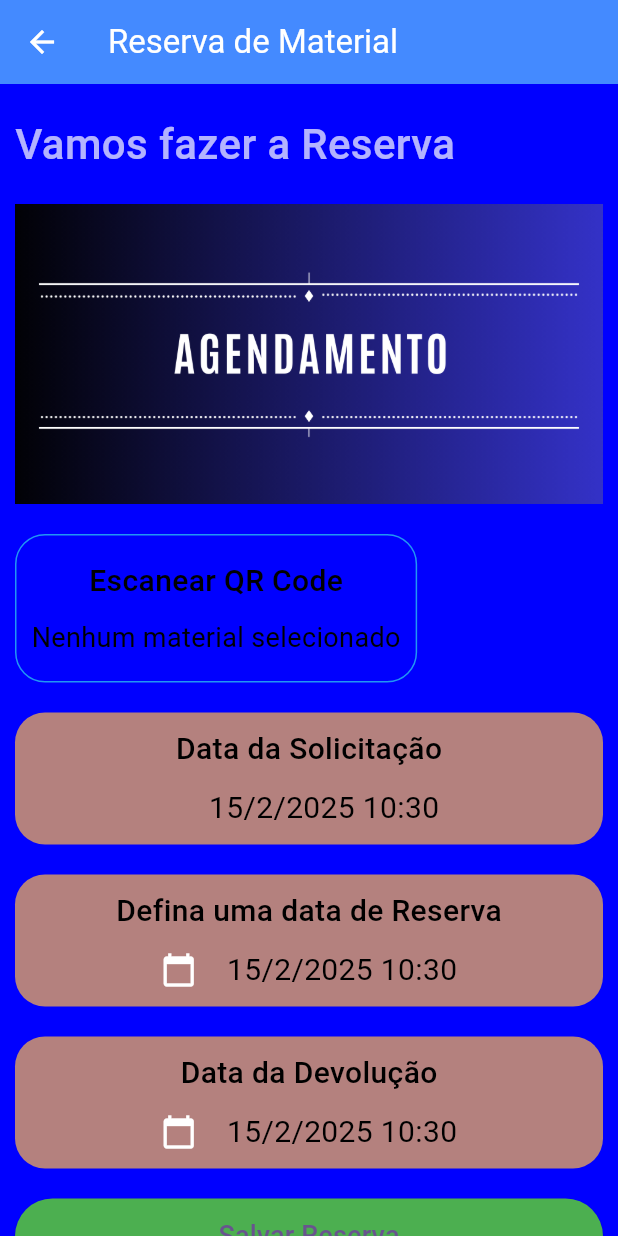
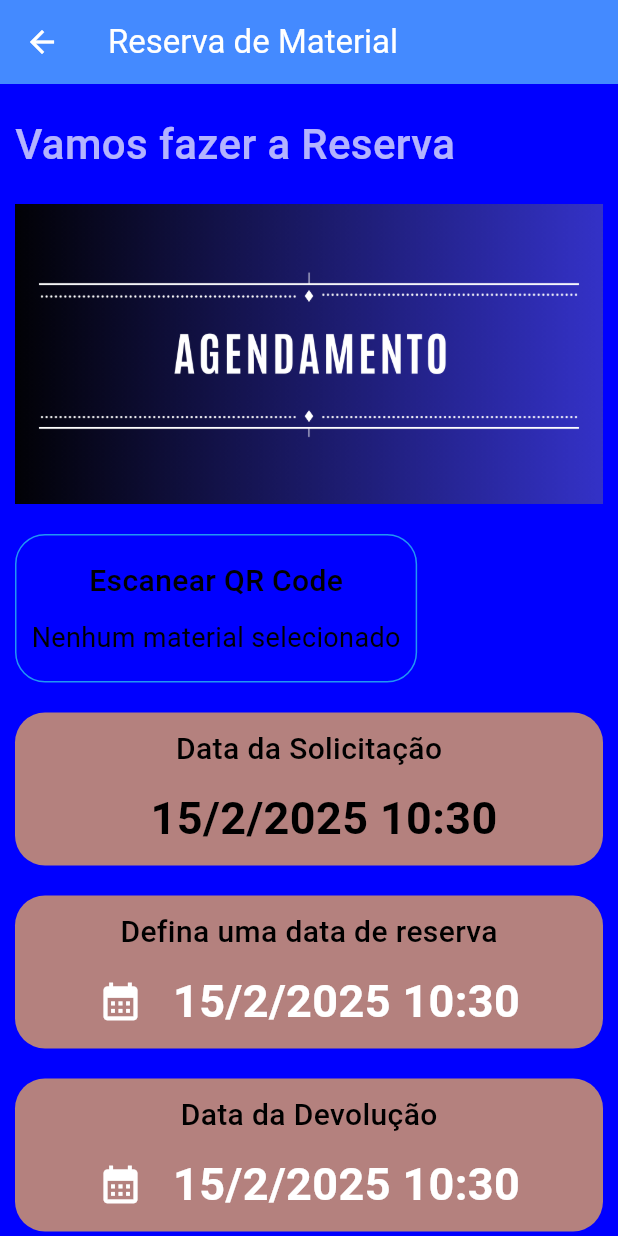
Before and after one commit to marceloifpe/Sistema_mapeamento_laboratorio_e_materiais_mobile, a Flutter app: the ReservaMaterial screen opened directly, on a phone screen of 412 x 824 dp. Run offline on Flutter 3.47's test engine with Material 3 defaults, Android fonts, the phone set to English and light mode, and no system bars; our stand-ins replace cloud_firestore, firebase_auth, firebase_core, qr_flutter, random_string, shared_preferences; missing offline and left inert: mobile_scanner; accounts and stored records are empty.

Commit message:
ajuste_design_reserva_qrcode

```diff
--- a/sistema_mapeamento_de_materiais/lib/pages/reserva_qrcode_material.dart
+++ b/sistema_mapeamento_de_materiais/lib/pages/reserva_qrcode_material.dart
@@ -82,22 +82,22 @@
       MaterialPageRoute(
         builder: (context) => QRScannerScreen(
           onScan: (result) {
-            if (result != null && result.isNotEmpty) {
+            if (result?.isNotEmpty ?? false) {
               setState(() {
                 selectedMaterialId = result;
               });
-              fetchMaterialById(result); // Busca o material após escanear
+              fetchMaterialById(result!); // Usamos '!' para garantir que result não é null
             }
           },
         ),
       ),
     );
 
-    if (scannedMaterialId != null && scannedMaterialId.isNotEmpty) {
+    if (scannedMaterialId?.isNotEmpty ?? false) {
       setState(() {
         selectedMaterialId = scannedMaterialId;
       });
-      fetchMaterialById(scannedMaterialId); // Busca o material após escanear
+      fetchMaterialById(scannedMaterialId!); // Usamos '!' para garantir que scannedMaterialId não é null
     }
   }
 
@@ -220,7 +220,7 @@
               SizedBox(height: 20.0),
               _buildDateField("Data da Solicitação", _requestDate, null, true),
               SizedBox(height: 20.0),
-              _buildDateField("Defina uma data de Reserva", _reservationDate, () => _selectDateAndTime(context, 3), false), // Permite alterar a data da reserva
+              _buildDateField("Defina uma data de reserva", _reservationDate, () => _selectDateAndTime(context, 3), false),
               SizedBox(height: 20.0),
               _buildDateField("Data da Devolução", _returnDate, () => _selectDateAndTime(context, 2), false),
               SizedBox(height: 20.0),
@@ -263,12 +263,12 @@
               if (!isReadOnly)
                 GestureDetector(
                   onTap: onTap,
-                  child: Icon(Icons.calendar_today, color: Colors.white),
+                  child: Icon(Icons.calendar_month, color: Colors.white, size: 30.0),
                 ),
               SizedBox(width: 20.0),
               Text(
-                "${date.day}/${date.month}/${date.year} ${date.hour}:${date.minute}",
-                style: TextStyle(color: Colors.black, fontSize: 20.0),
+                "${date.day}/${date.month}/${date.year} ${date.hour.toString().padLeft(2, '0')}:${date.minute.toString().padLeft(2, '0')}",
+                style: TextStyle(color: isReadOnly ? Colors.black : Colors.white, fontSize: 30.0, fontWeight: FontWeight.bold),
               ),
             ],
           ),
```
